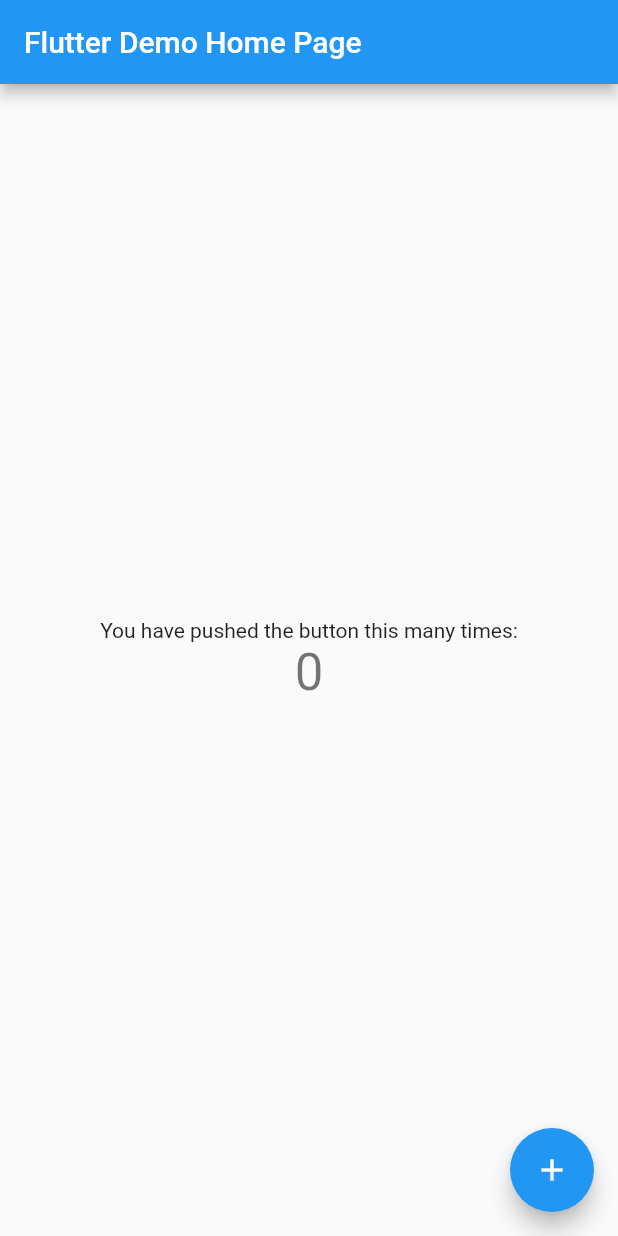
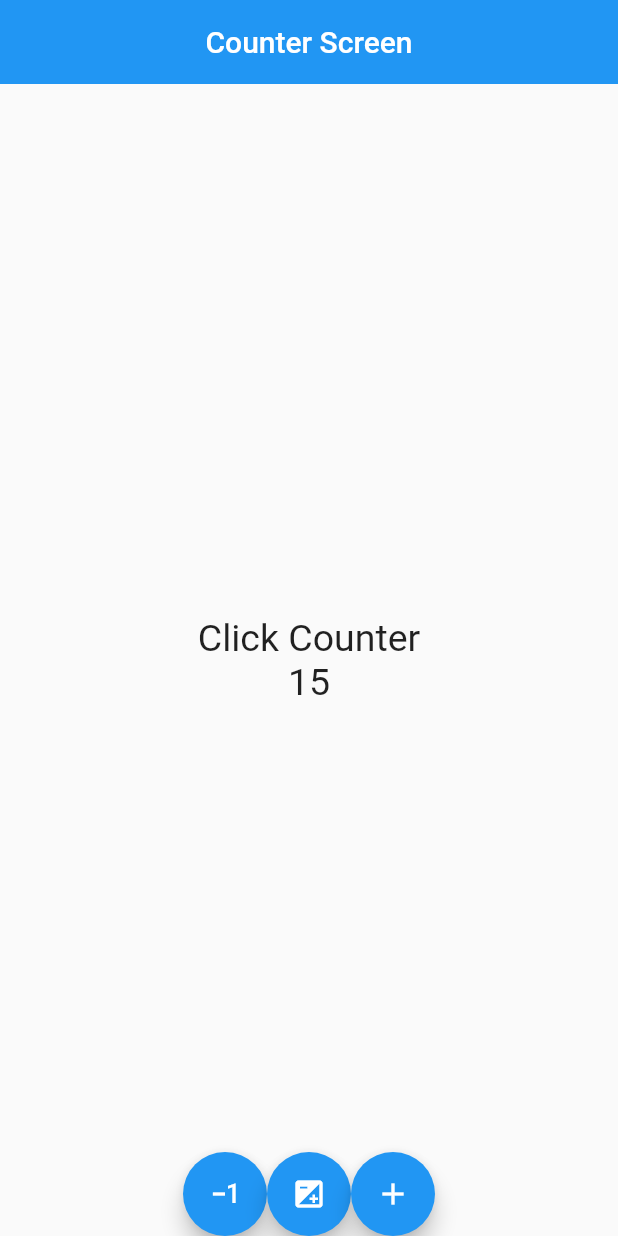
Before and after one commit to AbnerJosue/flutter_first_app, a Flutter app: the screen it shows after launch, on a phone screen of 412 x 824 dp. Run offline on Flutter 3.47's test engine with Material 2 defaults, Android fonts, the phone set to English and light mode, and no system bars.

Commit message:
feat: added new widget

```diff
--- a/lib/main.dart
+++ b/lib/main.dart
@@ -1,3 +1,5 @@
+import 'package:first_project/screens/couter_screen.dart';
+import 'package:first_project/screens/home_screen.dart';
 import 'package:flutter/material.dart';
 
 void main() {
@@ -6,110 +8,12 @@ void main() {
 
 class MyApp extends StatelessWidget {
   const MyApp({super.key});
-
-  // This widget is the root of your application.
   @override
   Widget build(BuildContext context) {
-    return MaterialApp(
-      title: 'Flutter Demo',
-      theme: ThemeData(
-        // This is the theme of your application.
-        //
-        // Try running your application with "flutter run". You'll see the
-        // application has a blue toolbar. Then, without quitting the app, try
-        // changing the primarySwatch below to Colors.green and then invoke
-        // "hot reload" (press "r" in the console where you ran "flutter run",
-        // or simply save your changes to "hot reload" in a Flutter IDE).
-        // Notice that the counter didn't reset back to zero; the application
-        // is not restarted.
-        primarySwatch: Colors.blue,
-      ),
-      home: const MyHomePage(title: 'Flutter Demo Home Page'),
-    );
+   return const MaterialApp(
+    debugShowCheckedModeBanner: false,
+    // home: HomeScreen(),
+    home: CounterScreen(),
+   );
   }
 }
-
-class MyHomePage extends StatefulWidget {
-  const MyHomePage({super.key, required this.title});
-
-  // This widget is the home page of your application. It is stateful, meaning
-  // that it has a State object (defined below) that contains fields that affect
-  // how it looks.
-
-  // This class is the configuration for the state. It holds the values (in this
-  // case the title) provided by the parent (in this case the App widget) and
-  // used by the build method of the State. Fields in a Widget subclass are
-  // always marked "final".
-
-  final String title;
-
-  @override
-  State<MyHomePage> createState() => _MyHomePageState();
-}
-
-class _MyHomePageState extends State<MyHomePage> {
-  int _counter = 0;
-
-  void _incrementCounter() {
-    setState(() {
-      // This call to setState tells the Flutter framework that something has
-      // changed in this State, which causes it to rerun the build method below
-      // so that the display can reflect the updated values. If we changed
-      // _counter without calling setState(), then the build method would not be
-      // called again, and so nothing would appear to happen.
-      _counter++;
-    });
-  }
-
-  @override
-  Widget build(BuildContext context) {
-    // This method is rerun every time setState is called, for instance as done
-    // by the _incrementCounter method above.
-    //
-    // The Flutter framework has been optimized to make rerunning build methods
-    // fast, so that you can just rebuild anything that needs updating rather
-    // than having to individually change instances of widgets.
-    return Scaffold(
-      appBar: AppBar(
-        // Here we take the value from the MyHomePage object that was created by
-        // the App.build method, and use it to set our appbar title.
-        title: Text(widget.title),
-      ),
-      body: Center(
-        // Center is a layout widget. It takes a single child and positions it
-        // in the middle of the parent.
-        child: Column(
-          // Column is also a layout widget. It takes a list of children and
-          // arranges them vertically. By default, it sizes itself to fit its
-          // children horizontally, and tries to be as tall as its parent.
-          //
-          // Invoke "debug painting" (press "p" in the console, choose the
-          // "Toggle Debug Paint" action from the Flutter Inspector in Android
-          // Studio, or the "Toggle Debug Paint" command in Visual Studio Code)
-          // to see the wireframe for each widget.
-          //
-          // Column has various properties to control how it sizes itself and
-          // how it positions its children. Here we use mainAxisAlignment to
-          // center the children vertically; the main axis here is the vertical
-          // axis because Columns are vertical (the cross axis would be
-          // horizontal).
-          mainAxisAlignment: MainAxisAlignment.center,
-          children: <Widget>[
-            const Text(
-              'You have pushed the button this many times:',
-            ),
-            Text(
-              '$_counter',
-              style: Theme.of(context).textTheme.headline4,
-            ),
-          ],
-        ),
-      ),
-      floatingActionButton: FloatingActionButton(
-        onPressed: _incrementCounter,
-        tooltip: 'Increment',
-        child: const Icon(Icons.add),
-      ), // This trailing comma makes auto-formatting nicer for build methods.
-    );
-  }
-}
--- /dev/null
+++ b/lib/screens/couter_screen.dart
@@ -0,0 +1,63 @@
+import 'package:flutter/material.dart';
+
+class CounterScreen extends StatefulWidget {
+  const CounterScreen({super.key});
+
+  @override
+  State<CounterScreen> createState() => _CounterScreenState();
+}
+
+class _CounterScreenState extends State<CounterScreen> {
+  int counter = 15;
+
+  @override
+  Widget build(BuildContext context) {
+    TextStyle fontSize30 = const TextStyle(fontSize: 25);
+
+    return Scaffold(
+      appBar: AppBar(
+        title: const Center(
+          child: Text('Counter Screen'),
+        ),
+        elevation: 0,
+      ),
+      body: Center(
+        child: Column(
+          mainAxisAlignment: MainAxisAlignment.center,
+          crossAxisAlignment: CrossAxisAlignment.center,
+          children: <Widget>[
+            Text('Click Counter', style: fontSize30),
+            Text('$counter', style: fontSize30),
+          ],
+        ),
+      ),
+      floatingActionButtonLocation: FloatingActionButtonLocation.centerDocked,
+      floatingActionButton: Row(
+        mainAxisAlignment: MainAxisAlignment.center,
+        children: [
+          FloatingActionButton(
+            onPressed: () {
+              counter--;
+              setState(() {});
+            },
+            child: const Icon(Icons.exposure_minus_1_outlined),
+          ),
+          FloatingActionButton(
+            onPressed: () {
+              counter=0;
+              setState(() {});
+            },
+            child: const Icon(Icons.exposure),
+          ),
+          FloatingActionButton(
+            onPressed: () {
+              counter++;
+              setState(() {});
+            },
+            child: const Icon(Icons.add),
+          ),
+        ],
+      ),
+    );
+  }
+}
```
Also changed, not shown: lib/screens/home_screen.dart (added, +36 -0 lines).
